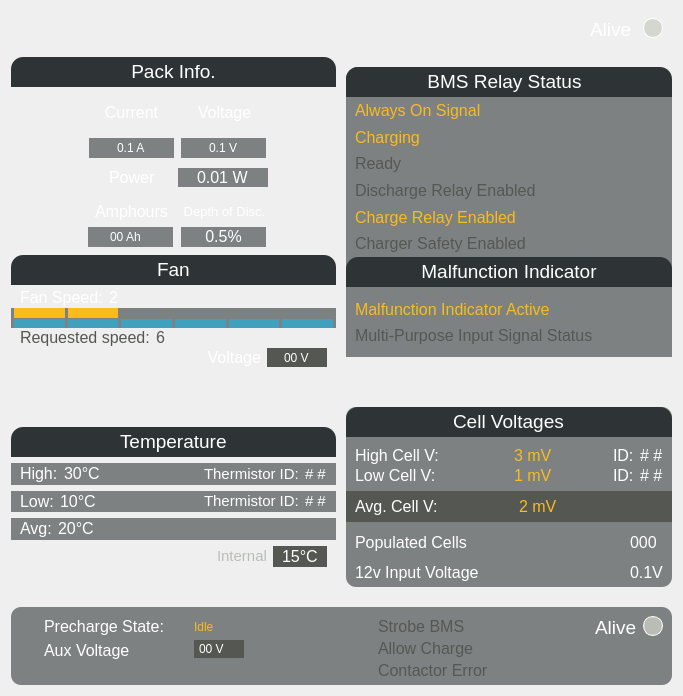
Qt form src/ViewLayer/DebugDisplay/BatteryPage/BatteryUi/BatteryUi.ui (UCSolarCarTeam/Epsilon-Dashboard) before a commit.
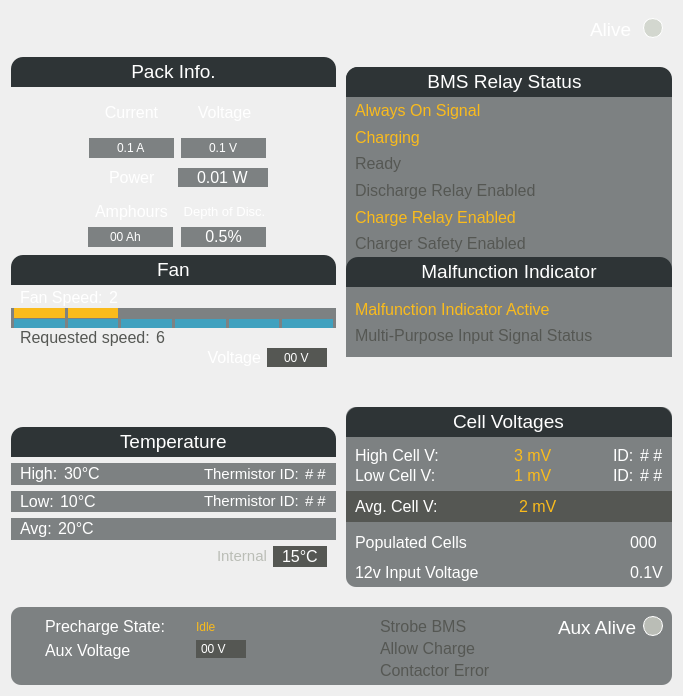
The same form after that commit.

Commit message: Change Alive title to Aux Alive

Patch:
```diff
--- a/src/ViewLayer/DebugDisplay/BatteryPage/BatteryUi/BatteryUi.ui
+++ b/src/ViewLayer/DebugDisplay/BatteryPage/BatteryUi/BatteryUi.ui
@@ -2766,7 +2766,7 @@
             </size>
            </property>
            <property name="text">
-            <string>&lt;html&gt;&lt;head/&gt;&lt;body&gt;&lt;p&gt;&lt;span style=&quot; font-size:14pt; color:#ffffff;&quot;&gt;Alive&lt;/span&gt;&lt;/p&gt;&lt;/body&gt;&lt;/html&gt;</string>
+            <string>&lt;html&gt;&lt;head/&gt;&lt;body&gt;&lt;p&gt;&lt;span style=&quot; font-size:14pt; color:#ffffff;&quot;&gt;Aux Alive&lt;/span&gt;&lt;/p&gt;&lt;/body&gt;&lt;/html&gt;</string>
            </property>
           </widget>
          </item>
@@ -2780,7 +2780,7 @@
            </property>
            <property name="sizeHint" stdset="0">
             <size>
-             <width>100</width>
+             <width>61</width>
              <height>20</height>
             </size>
            </property>
```
